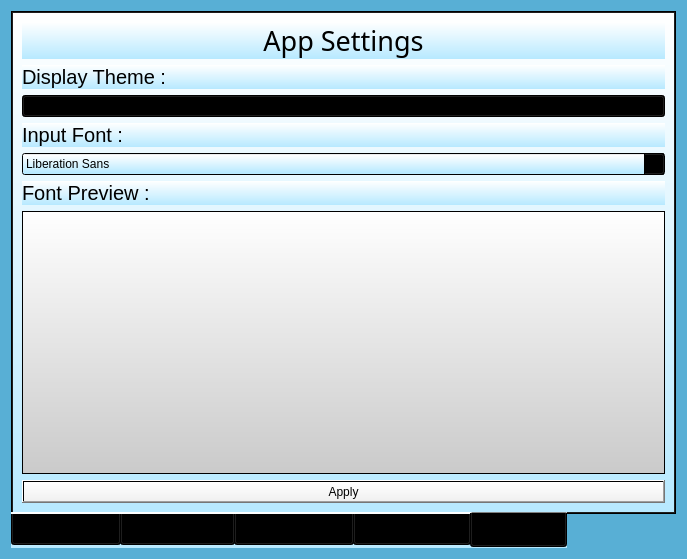
This is Calendar/mainwindowtabbed.ui in oscarl1127/CSUSM_CS441_Project as Qt 5 draws it before an edit. The edited form follows.
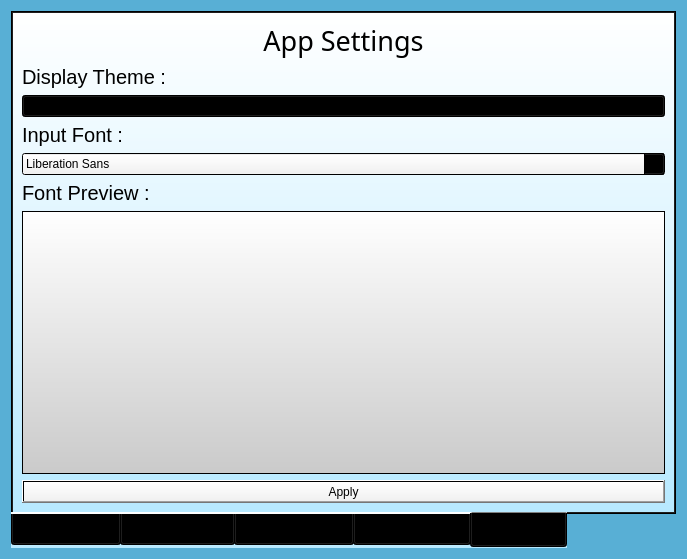
This is the edited form. The open tabs and pages were chosen to show the change.

Patch:
```diff
--- a/Calendar/mainwindowtabbed.ui
+++ b/Calendar/mainwindowtabbed.ui
@@ -1004,6 +1004,9 @@
            <pointsize>20</pointsize>
           </font>
          </property>
+         <property name="styleSheet">
+          <string notr="true">background-color: qlineargradient(spread:pad, x1:0, y1:1, x2:1, y2:0, stop:0.458128 rgba(32, 131, 174, 0));</string>
+         </property>
          <property name="text">
           <string>App Settings</string>
          </property>
@@ -1019,6 +1022,9 @@
            <pointsize>15</pointsize>
           </font>
          </property>
+         <property name="styleSheet">
+          <string notr="true">background-color: qlineargradient(spread:pad, x1:0, y1:1, x2:1, y2:0, stop:0.458128 rgba(32, 131, 174, 0));</string>
+         </property>
          <property name="text">
           <string>Display Theme :</string>
          </property>
@@ -1034,13 +1040,20 @@
            <pointsize>15</pointsize>
           </font>
          </property>
+         <property name="styleSheet">
+          <string notr="true">background-color: qlineargradient(spread:pad, x1:0, y1:1, x2:1, y2:0, stop:0.458128 rgba(32, 131, 174, 0));</string>
+         </property>
          <property name="text">
           <string>Input Font :</string>
          </property>
         </widget>
        </item>
        <item>
-        <widget class="QFontComboBox" name="fontComboBox"/>
+        <widget class="QFontComboBox" name="fontComboBox">
+         <property name="styleSheet">
+          <string notr="true">background-color: qlineargradient(spread:reflect, x1:0, y1:1, x2:0, y2:0, stop:0 rgba(240, 240, 240, 255), stop:1 rgba(255, 255, 255, 255));</string>
+         </property>
+        </widget>
        </item>
        <item>
         <widget class="QLabel" name="label_32">
@@ -1049,6 +1062,9 @@
            <pointsize>15</pointsize>
           </font>
          </property>
+         <property name="styleSheet">
+          <string notr="true">background-color: qlineargradient(spread:pad, x1:0, y1:1, x2:1, y2:0, stop:0.458128 rgba(32, 131, 174, 0));</string>
+         </property>
          <property name="text">
           <string>Font Preview :</string>
          </property>
```
Left out of the diff: 15 changed lines with no effect on the pictures.
